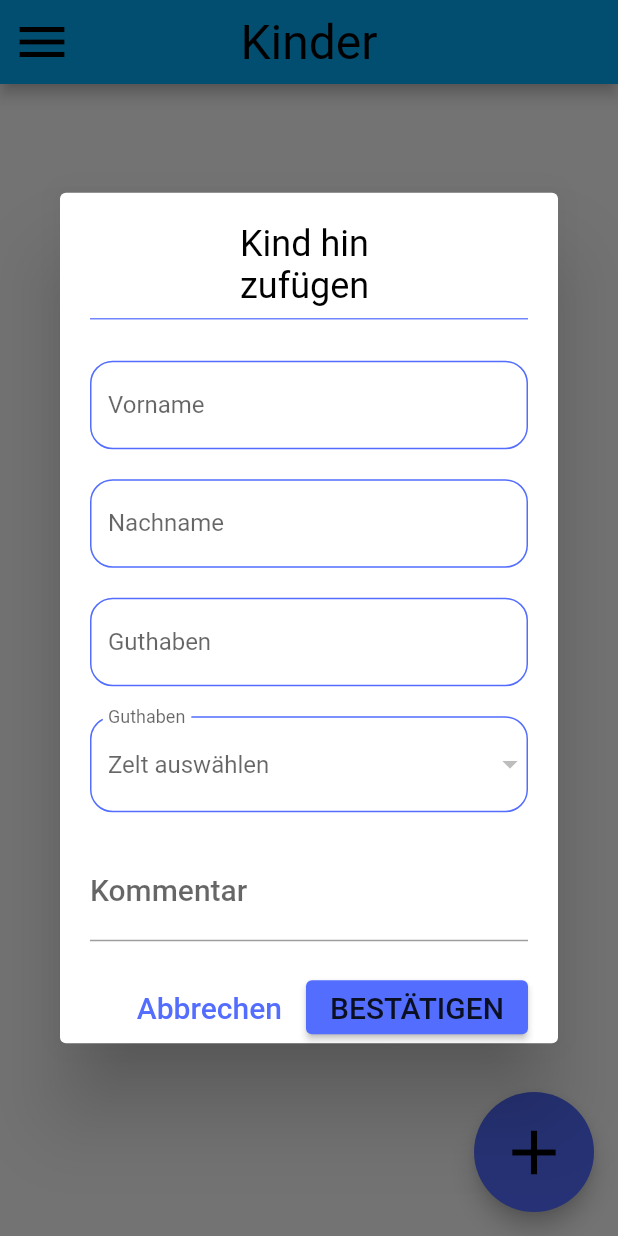
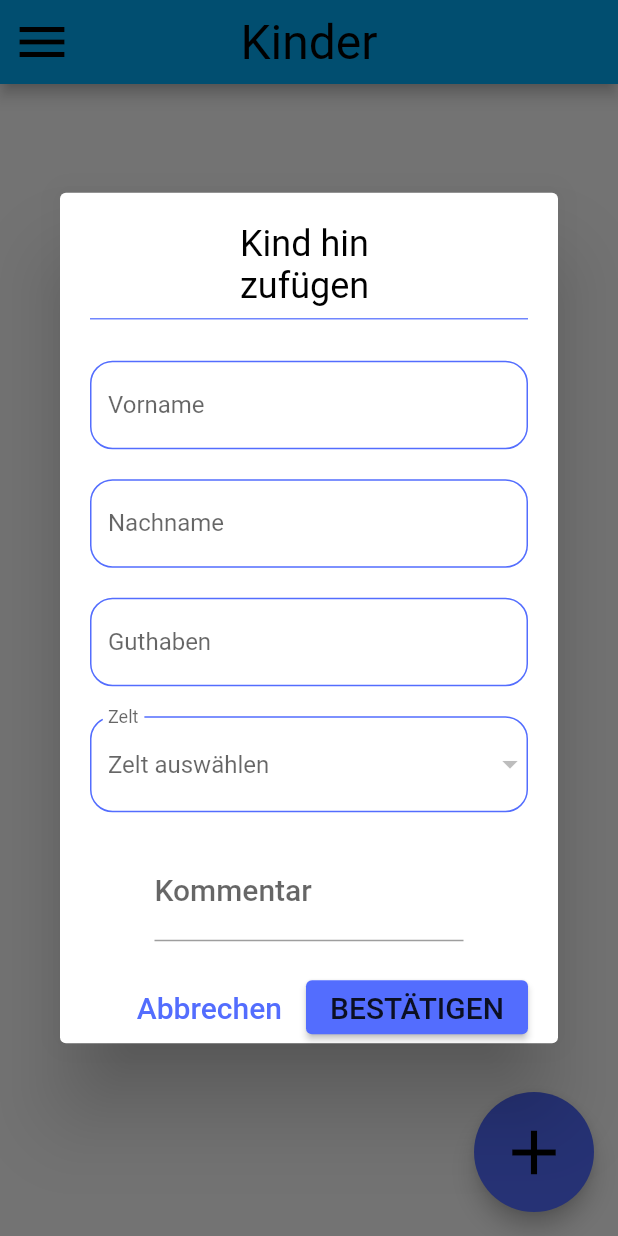
Before and after one commit to Filip-Boron/Kiosk, a Flutter app: the KinderScreen screen opened by its route, after a tap on the "add" icon, on a phone screen of 412 x 824 dp. Run offline on Flutter 3.47's test engine with Material 2 defaults, Android fonts, the phone set to English and light mode, and no system bars; our stand-ins replace equatable, flutter_bloc, fluttertoast.

Commit message:
#2 Kinder

```diff
--- a/lib/constants/app_constants.dart
+++ b/lib/constants/app_constants.dart
@@ -24,3 +24,5 @@ final TextStyle lightAppBarTitel = ThemeData.light()
     .textTheme
     .headline4!
     .copyWith(color: Colors.black, fontSize: 32);
+
+const IconData zeltIcon = Icons.cabin;
--- a/lib/modules/drawer/custom_drawer.dart
+++ b/lib/modules/drawer/custom_drawer.dart
@@ -40,7 +40,7 @@ class CustomDrawer extends StatelessWidget {
                 route: ShopScreen.routeName,
               ),
               const CustomListTitle(
-                icon: Icons.cabin,
+                icon: zeltIcon,
                 title: 'Zelte',
                 route: ZelteScreen.routeName,
               ),
--- a/lib/modules/kinder/presentation/kinder_screen.dart
+++ b/lib/modules/kinder/presentation/kinder_screen.dart
@@ -5,6 +5,7 @@ import 'package:kiosk/modules/app/widgets/custom_floating_button.dart';
 import 'package:kiosk/modules/drawer/custom_drawer.dart';
 import 'package:kiosk/modules/kinder/logic/kinder_cubit.dart';
 import 'package:kiosk/modules/kinder/logic/kinder_state.dart';
+import 'package:kiosk/modules/kinder/presentation/widgets/kinder_grid.dart';
 
 class KinderScreen extends StatelessWidget {
   const KinderScreen({Key? key}) : super(key: key);
@@ -25,7 +26,10 @@ class KinderScreen extends StatelessWidget {
       body: BlocBuilder<KinderCubit, KinderState>(
         builder: (context, state) {
           if (state is KinderLoaded || state is KinderEditing) {
-            return Container();
+            return KinderGrid(
+              kinderList: state.kinderList,
+              editAction: context.read<KinderCubit>().editAction,
+            );
           } else if (state is KinderLoading) {
             return const Padding(
               padding: EdgeInsets.all(paddingStandard),
--- a/lib/modules/kinder/presentation/widgets/kinder_form_dialog.dart
+++ b/lib/modules/kinder/presentation/widgets/kinder_form_dialog.dart
@@ -7,7 +7,16 @@ import 'package:kiosk/modules/zelte/data/zelt.dart';
 import 'package:kiosk/modules/zelte/logic/zelte_cubit.dart';
 
 class KinderFormDialog extends StatelessWidget {
-  KinderFormDialog({Key? key, required this.kind}) : super(key: key);
+  KinderFormDialog({Key? key, required this.kind}) : super(key: key) {
+    _vornameController.text = kind.vorname;
+    _nachnameController.text = kind.nachname;
+    kind.guthaben == null
+        ? _guthabenController.text = ''
+        : _guthabenController.text = kind.guthaben.toString();
+    kind.zelt != null ? _zeltController = kind.zelt : _zeltController = null;
+
+    _kommentarController.text = kind.kommentar ?? '';
+  }
 
   Kind kind;
   bool guthabenIsValid = true;
@@ -15,7 +24,7 @@ class KinderFormDialog extends StatelessWidget {
   final TextEditingController _vornameController = TextEditingController();
   final TextEditingController _nachnameController = TextEditingController();
   final TextEditingController _guthabenController = TextEditingController();
-  final TextEditingController _zeltController = TextEditingController();
+  Zelt? _zeltController;
   final TextEditingController _kommentarController = TextEditingController();
 
   @override
@@ -106,9 +115,11 @@ class KinderFormDialog extends StatelessWidget {
               ),
             ),
             cursorColor: Theme.of(context).colorScheme.secondary,
+            controller: _guthabenController,
             onChanged: (input) {
               if (input.isEmpty) {
                 kind.guthaben = null;
+                return;
               } else if (double.tryParse(input) == null) {
                 Fluttertoast.showToast(
                   msg: 'Das Guthaben darf nur aus Zahlen bestehen.',
@@ -126,7 +137,7 @@ class KinderFormDialog extends StatelessWidget {
           ),
           DropdownButtonFormField(
             decoration: InputDecoration(
-              labelText: 'Guthaben',
+              labelText: 'Zelt',
               enabledBorder: OutlineInputBorder(
                 borderRadius: const BorderRadius.all(Radius.circular(15)),
                 borderSide:
@@ -139,6 +150,7 @@ class KinderFormDialog extends StatelessWidget {
               ),
             ),
             hint: const Text('Zelt auswählen'),
+            value: _zeltController,
             items: context
                 .read<ZelteCubit>()
                 .state
@@ -160,7 +172,7 @@ class KinderFormDialog extends StatelessWidget {
             height: marginStandard,
           ),
           Container(
-            width: 400,
+            width: MediaQuery.of(context).size.width * 0.5,
             child: TextField(
               decoration: InputDecoration(
                 labelText: 'Kommentar',
@@ -172,6 +184,7 @@ class KinderFormDialog extends StatelessWidget {
                 ),
               ),
               cursorColor: Theme.of(context).colorScheme.secondary,
+              controller: _kommentarController,
               minLines: 1,
               maxLines: null,
               style: Theme.of(context).textTheme.headline6,
--- a/lib/modules/zelte/data/zelt.dart
+++ b/lib/modules/zelte/data/zelt.dart
@@ -1,6 +1,8 @@
 import 'dart:convert';
 
-class Zelt {
+import 'package:equatable/equatable.dart';
+
+class Zelt extends Equatable {
   Zelt({required this.nummer, this.kinderAnzahl = 0}) {
     bezeichnung = 'Zelt $nummer';
   }
@@ -42,4 +44,7 @@ class Zelt {
       'kinderAnzahl': kinderAnzahl,
     });
   }
+
+  @override
+  List<Object?> get props => [nummer];
 }
--- a/lib/modules/zelte/presentation/widgets/zelte_list.dart
+++ b/lib/modules/zelte/presentation/widgets/zelte_list.dart
@@ -22,7 +22,7 @@ class ZelteList extends StatelessWidget {
           child: ListTile(
             horizontalTitleGap: marginStandard,
             leading: Icon(
-              Icons.cabin,
+              zeltIcon,
               color: Theme.of(context).colorScheme.secondary,
               size: iconSizeStandard,
             ),
```
Also changed, not shown: lib/modules/kinder/data/kind.dart (+9 -0 lines), lib/modules/kinder/logic/kinder_cubit.dart (+28 -1 lines), lib/modules/kinder/presentation/widgets/kinder_grid.dart (added, +104 -0 lines).
